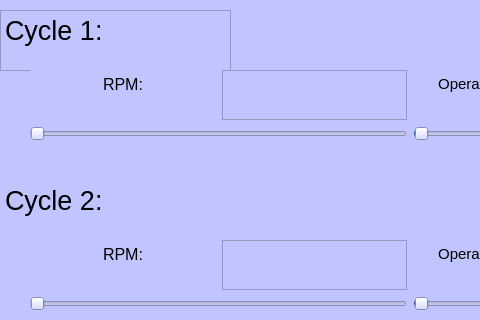
Above: automation/GUI_automation.ui from AndreasNilsson123/SpinchemDBT23 before the change; both pictures show x 0 to 480 and y 0 to 320 of the 800 by 480 pixel window. Below: the same form after it.
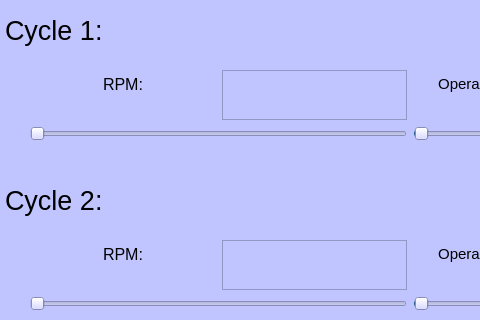
That is the form after the change.

```diff
--- a/automation/GUI_automation.ui
+++ b/automation/GUI_automation.ui
@@ -63,6 +63,10 @@
       <height>61</height>
      </rect>
     </property>
+    <property name="styleSheet">
+     <string notr="true">background-color: rgba(255, 255, 255,0);
+border-color: rgb(255, 255, 255,0);</string>
+    </property>
     <property name="html">
      <string>&lt;!DOCTYPE HTML PUBLIC &quot;-//W3C//DTD HTML 4.0//EN&quot; &quot;http://www.w3.org/TR/REC-html40/strict.dtd&quot;&gt;
 &lt;html&gt;&lt;head&gt;&lt;meta name=&quot;qrichtext&quot; content=&quot;1&quot; /&gt;&lt;style type=&quot;text/css&quot;&gt;
```
